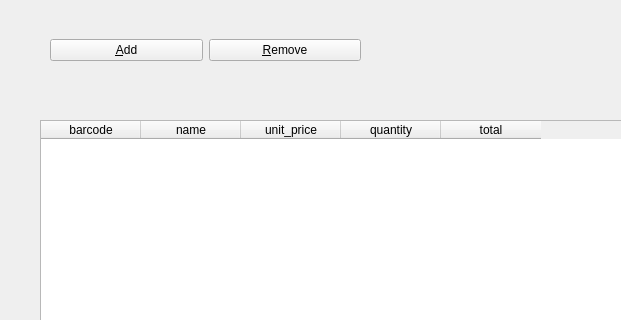
mestizosdev/pos_xml_rpc, file pyside/pos/views/point_of_sale.ui: the form before one commit; both pictures show x 0 to 621 and y 0 to 320 of the 800 by 600 pixel window.
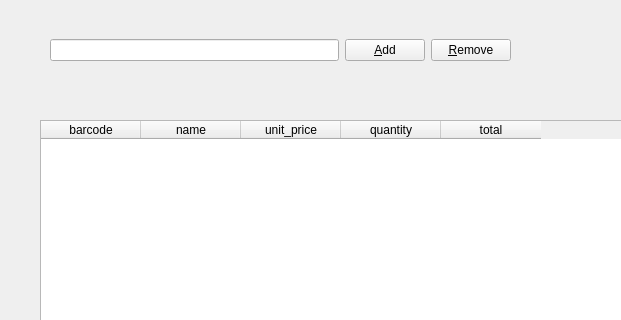
The form after the commit.

Commit message: [IMP] Read barcode with scanner

```diff
--- a/pyside/pos/views/point_of_sale.ui
+++ b/pyside/pos/views/point_of_sale.ui
@@ -54,25 +54,28 @@
      <rect>
       <x>50</x>
       <y>10</y>
-      <width>311</width>
+      <width>461</width>
       <height>80</height>
      </rect>
     </property>
     <layout class="QGridLayout" name="gridLayout">
-     <item row="0" column="0">
-      <widget class="QPushButton" name="pushAdd">
-       <property name="text">
-        <string>&amp;Add</string>
-       </property>
-      </widget>
-     </item>
-     <item row="0" column="1">
+     <item row="0" column="2">
       <widget class="QPushButton" name="pushRemove">
        <property name="text">
         <string>&amp;Remove</string>
        </property>
       </widget>
      </item>
+     <item row="0" column="1">
+      <widget class="QPushButton" name="pushAdd">
+       <property name="text">
+        <string>&amp;Add</string>
+       </property>
+      </widget>
+     </item>
+     <item row="0" column="0">
+      <widget class="QLineEdit" name="txtBarcode"/>
+     </item>
     </layout>
    </widget>
   </widget>
```
Left out of the diff: 2 changed lines with no effect on the pictures. The commit also changes 3 other files.
